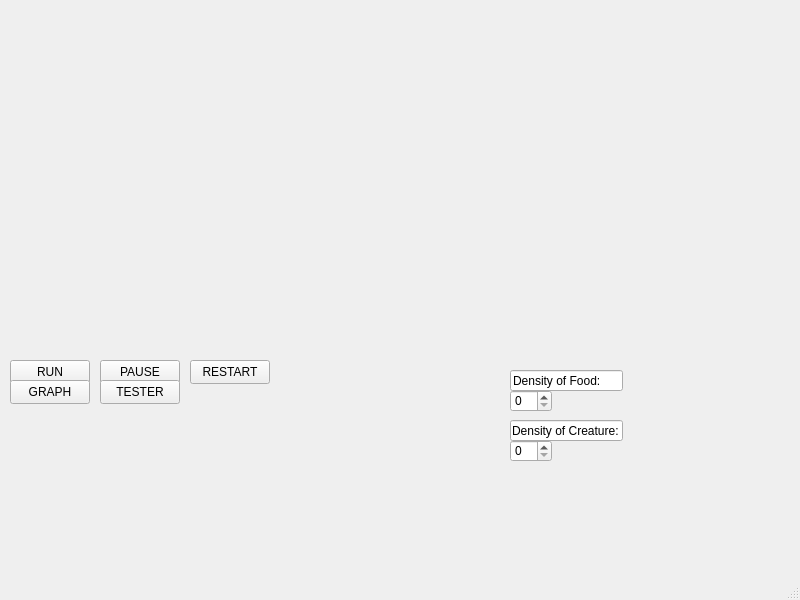
First picture: the form in UI/src/mainwindow.ui, repository EvolutionSimulator/EvolutionSimulator, before the edit.
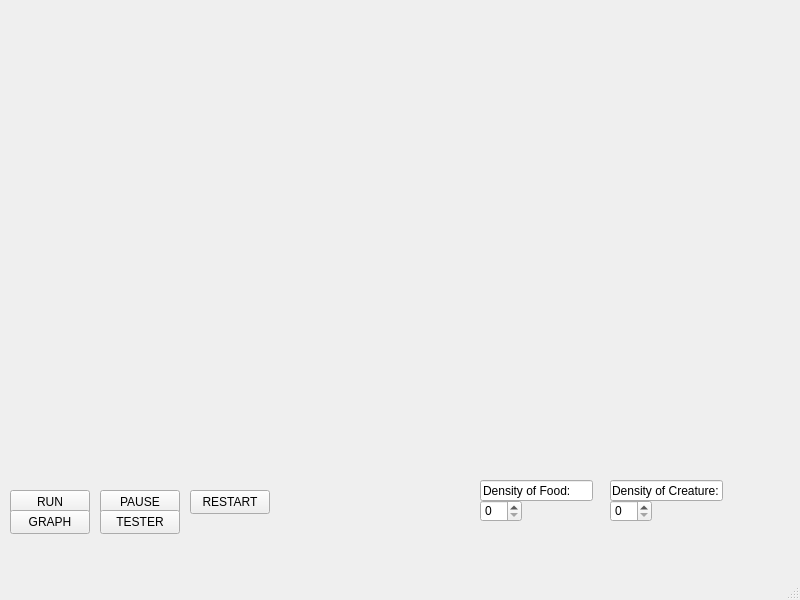
Second picture: the form after the edit. Custom widgets are drawn as their Qt base class.

Commit message: Map automatic resize

The edit to the form file:
```diff
--- a/UI/src/mainwindow.ui
+++ b/UI/src/mainwindow.ui
@@ -28,7 +28,7 @@
     <property name="geometry">
      <rect>
       <x>10</x>
-      <y>360</y>
+      <y>490</y>
       <width>80</width>
       <height>24</height>
      </rect>
@@ -40,8 +40,8 @@
    <widget class="QSpinBox" name="densityFood">
     <property name="geometry">
      <rect>
-      <x>510</x>
-      <y>390</y>
+      <x>480</x>
+      <y>500</y>
       <width>42</width>
       <height>22</height>
      </rect>
@@ -51,7 +51,7 @@
     <property name="geometry">
      <rect>
       <x>100</x>
-      <y>360</y>
+      <y>490</y>
       <width>80</width>
       <height>24</height>
      </rect>
@@ -64,7 +64,7 @@
     <property name="geometry">
      <rect>
       <x>190</x>
-      <y>360</y>
+      <y>490</y>
       <width>80</width>
       <height>24</height>
      </rect>
@@ -76,8 +76,8 @@
    <widget class="QLineEdit" name="lineEdit">
     <property name="geometry">
      <rect>
-      <x>510</x>
-      <y>370</y>
+      <x>480</x>
+      <y>480</y>
       <width>113</width>
       <height>21</height>
      </rect>
@@ -90,7 +90,7 @@
     <property name="geometry">
      <rect>
       <x>10</x>
-      <y>380</y>
+      <y>510</y>
       <width>80</width>
       <height>24</height>
      </rect>
@@ -103,7 +103,7 @@
     <property name="geometry">
      <rect>
       <x>100</x>
-      <y>380</y>
+      <y>510</y>
       <width>80</width>
       <height>24</height>
      </rect>
@@ -115,8 +115,8 @@
    <widget class="QSpinBox" name="densityCreature">
     <property name="geometry">
      <rect>
-      <x>510</x>
-      <y>440</y>
+      <x>610</x>
+      <y>500</y>
       <width>42</width>
       <height>22</height>
      </rect>
@@ -125,8 +125,8 @@
    <widget class="QLineEdit" name="lineEdit_2">
     <property name="geometry">
      <rect>
-      <x>510</x>
-      <y>420</y>
+      <x>610</x>
+      <y>480</y>
       <width>113</width>
       <height>21</height>
      </rect>
```
Left out of the diff: 2 changed lines with no effect on the pictures. The commit also changes 2 other files.
